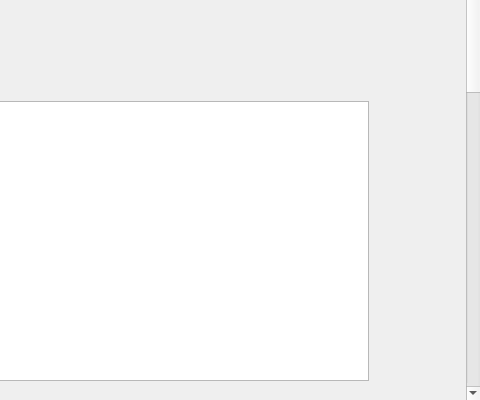
Above: pages/pagecontrollersetup.ui from vitalii-bokhin/vesc_tool before the change; both pictures show x 220 to 700 and y 100 to 500 of the 700 by 500 pixel window. Below: the same form after it.
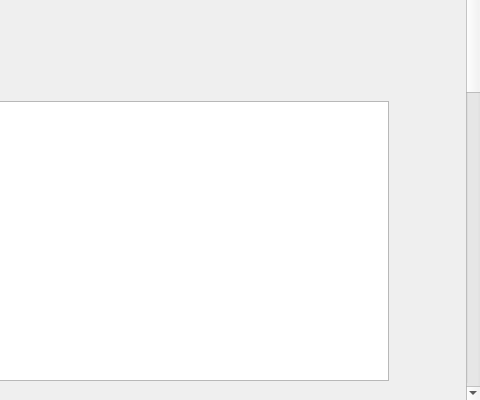
That is the form after the change. Icons and pictures are not drawn. Custom widgets are drawn as their Qt base class.

The edit to the form file:
```diff
--- a/pages/pagecontrollersetup.ui
+++ b/pages/pagecontrollersetup.ui
@@ -259,7 +259,7 @@
                   </property>
                   <property name="maximumSize">
                     <size>
-                      <width>580</width>
+                      <width>600</width>
                       <height>280</height>
                     </size>
                   </property>
```
Left out of the diff: 19 changed lines with no effect on the pictures.
